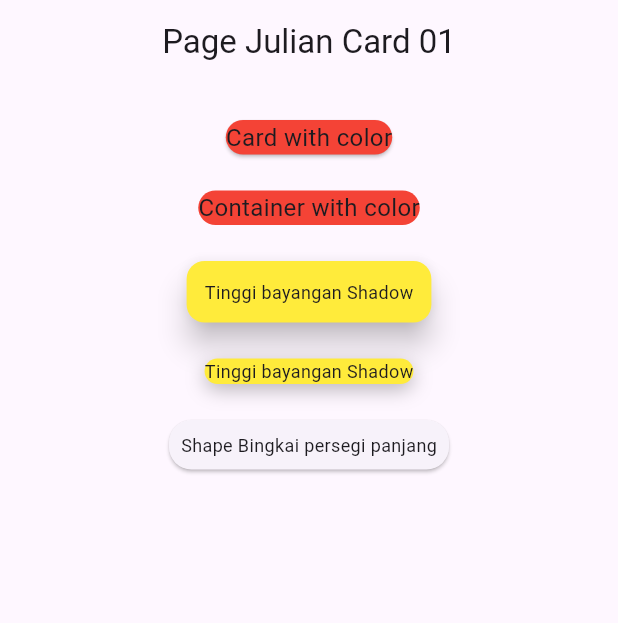
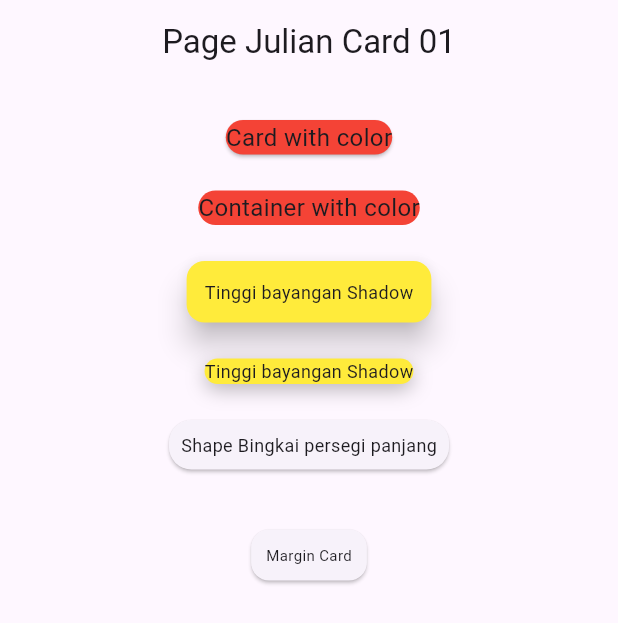
Before and after one commit to Julianarwansah/tugas_week_8_1123150112, a Flutter app: the screen it shows after launch, on a phone screen of 412 x 824 dp. Shown: the top 623 px of the screen. Run offline on Flutter 3.47's test engine with Material 3 defaults, Android fonts, the phone set to English and light mode, and no system bars.

Commit message:
Menambahkan Card Margin

```diff
--- a/lib/pages/page_card_01.dart
+++ b/lib/pages/page_card_01.dart
@@ -85,6 +85,16 @@
                 ),
               ),
             ),
+
+            const SizedBox(height: 20),
+
+            Card(
+              margin: EdgeInsets.all(16.0),
+              child: Padding(
+                padding: const EdgeInsets.all(10.0),
+                child: Text("Margin Card", style: TextStyle(fontSize: 10.0)),
+              ),
+            ),
           ],
         ),
       ),
```
